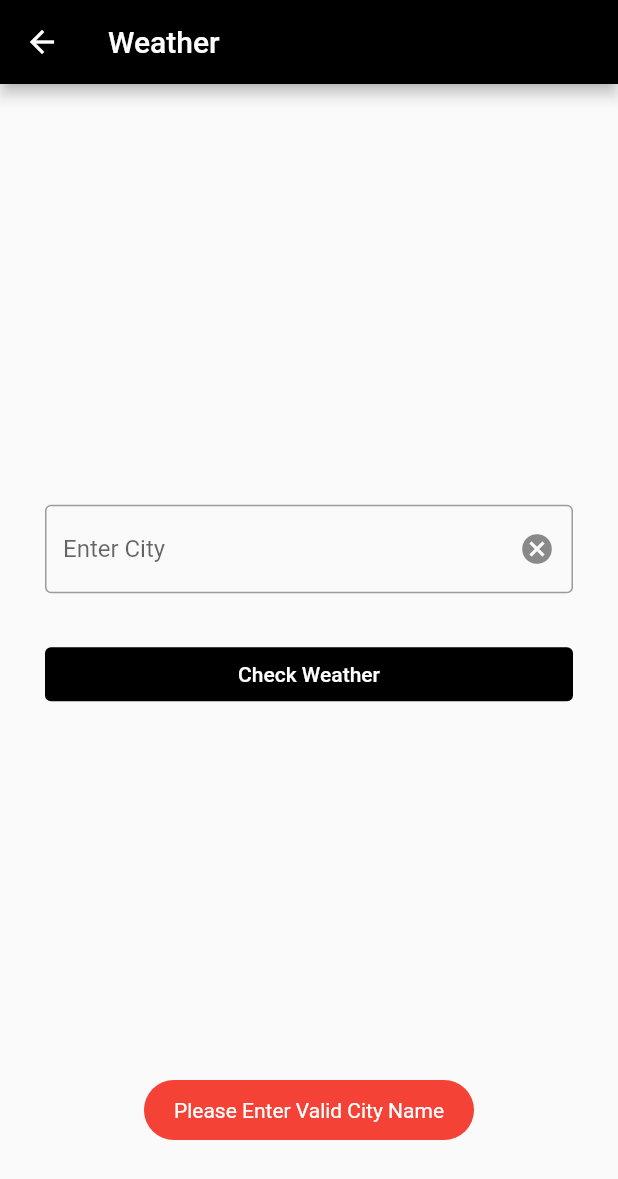
After one commit to narayanvyas/flutter_workshop, a Flutter app: the Weather screen opened directly, after a tap on "Check Weather", on a phone screen of 412 x 824 dp. The commit adds this screen. Shown: the top 1179 px of the screen. Run offline on Flutter 3.47's test engine with Material 2 defaults, Android fonts, the phone set to English and light mode, and no system bars; our stand-ins replace cloud_firestore, firebase_core, fluttertoast, get, image_picker; accounts and stored records are empty.

Commit message:
Added Weather Page

```diff
--- /dev/null
+++ b/lib/constants/api.dart
@@ -0,0 +1,3 @@
+class Api {
+  static String weatherApiKey = '030ddb066ca245fa9cd20013212808';
+}
--- /dev/null
+++ b/lib/models/weather_model.dart
@@ -0,0 +1,60 @@
+// To parse this JSON data, do
+//
+//     final weatherModel = weatherModelFromMap(jsonString);
+
+import 'dart:convert';
+
+WeatherModel weatherModelFromMap(String str) =>
+    WeatherModel.fromMap(json.decode(str));
+
+String weatherModelToMap(WeatherModel data) => json.encode(data.toMap());
+
+class WeatherModel {
+  WeatherModel({
+    this.tempC,
+    this.tempF,
+    this.condition,
+  });
+
+  double? tempC;
+  double? tempF;
+  Condition? condition;
+
+  factory WeatherModel.fromMap(Map<String, dynamic> json) => WeatherModel(
+        tempC: json["temp_c"] == null ? null : json["temp_c"].toDouble(),
+        tempF: json["temp_f"] == null ? null : json["temp_f"].toDouble(),
+        condition: json["condition"] == null
+            ? null
+            : Condition.fromMap(json["condition"]),
+      );
+
+  Map<String, dynamic> toMap() => {
+        "temp_c": tempC == null ? null : tempC,
+        "temp_f": tempF == null ? null : tempF,
+        "condition": condition == null ? null : condition!.toMap(),
+      };
+}
+
+class Condition {
+  Condition({
+    this.text,
+    this.icon,
+    this.code,
+  });
+
+  String? text;
+  String? icon;
+  int? code;
+
+  factory Condition.fromMap(Map<String, dynamic> json) => Condition(
+        text: json["text"] == null ? null : json["text"],
+        icon: json["icon"] == null ? null : json["icon"],
+        code: json["code"] == null ? null : json["code"],
+      );
+
+  Map<String, dynamic> toMap() => {
+        "text": text == null ? null : text,
+        "icon": icon == null ? null : icon,
+        "code": code == null ? null : code,
+      };
+}
--- a/lib/services/database.dart
+++ b/lib/services/database.dart
@@ -1,10 +1,30 @@
 import 'package:cloud_firestore/cloud_firestore.dart';
+import 'package:flutter_workshop/constants/api.dart';
 import 'package:flutter_workshop/global.dart';
 import 'package:flutter_workshop/models/inquiry_model.dart';
+import 'package:flutter_workshop/models/weather_model.dart';
+import 'package:get/get_connect.dart';
 
 final databaseReference = FirebaseFirestore.instance;
 
-class Database {
+class Database extends GetConnect {
+  Future<dynamic> getWeather(String cityName) async {
+    try {
+      var response = await get(
+          'https://api.weatherapi.com/v1/current.json?key=${Api.weatherApiKey}&q=$cityName&aqi=no');
+      if (response.statusCode == 200) {
+        WeatherModel weather = WeatherModel.fromMap(response.body['current']);
+        return weather;
+      } else if (response.statusCode == 400) {
+        showSnackbar('City Not Found', Status.FAILED);
+      }
+    } catch (e) {
+      print(e);
+      showSnackbar('Error Fetching Weather', Status.FAILED);
+      return false;
+    }
+  }
+
   Future<void>? createInquiry(InquiryModel contact) async {
     try {
       await databaseReference
--- /dev/null
+++ b/lib/ui/13_weather.dart
@@ -0,0 +1,99 @@
+import 'package:flutter/material.dart';
+import 'package:flutter_workshop/global.dart';
+import 'package:flutter_workshop/models/weather_model.dart';
+import 'package:flutter_workshop/services/database.dart';
+
+class Weather extends StatefulWidget {
+  const Weather({Key? key}) : super(key: key);
+
+  @override
+  _WeatherState createState() => _WeatherState();
+}
+
+class _WeatherState extends State<Weather> {
+  WeatherModel? weather;
+  final TextEditingController weatherController = TextEditingController();
+
+  bool validateInput() {
+    if (weatherController.text.length < 2) {
+      showSnackbar('Please Enter Valid City Name', Status.FAILED);
+      return false;
+    } else {
+      return true;
+    }
+  }
+
+  @override
+  Widget build(BuildContext context) {
+    return Scaffold(
+      appBar: AppBar(
+        title: Text('Weather'),
+        backgroundColor: Colors.black,
+      ),
+      body: Center(
+        child: Padding(
+          padding: const EdgeInsets.symmetric(horizontal: 30),
+          child: ListView(
+            shrinkWrap: true,
+            children: [
+              TextFormField(
+                controller: weatherController,
+                decoration: InputDecoration(
+                    hintText: 'Enter City',
+                    labelText: 'Enter City',
+                    suffixIcon: IconButton(
+                        onPressed: () {
+                          weatherController.text = '';
+                        },
+                        icon: Icon(Icons.cancel)),
+                    border: OutlineInputBorder()),
+              ),
+              SizedBox(
+                height: 30,
+              ),
+              TextButton(
+                  onPressed: () async {
+                    if (validateInput()) {
+                      var data =
+                          await Database().getWeather(weatherController.text);
+                      if (data != false) {
+                        setState(() {
+                          weather = data;
+                        });
+                      }
+                    }
+                  },
+                  style: ButtonStyle(
+                      backgroundColor: MaterialStateProperty.all(Colors.black)),
+                  child: Text(
+                    'Check Weather',
+                    style: TextStyle(color: Colors.white),
+                  )),
+              SizedBox(
+                height: 70,
+              ),
+              if (weather != null)
+                Column(
+                  children: [
+                    Text(
+                      '${weather!.tempC.toString()} C',
+                      style:
+                          TextStyle(fontSize: 30, fontWeight: FontWeight.bold),
+                    ),
+                    SizedBox(
+                      height: 30,
+                    ),
+                    Image.network('https:${weather!.condition!.icon}'),
+                    Text(
+                      weather!.condition!.text ?? '',
+                      style: TextStyle(fontSize: 20),
+                    ),
+                  ],
+                )
+            ],
+          ),
+        ),
+      ),
+    );
+  }
+}
--- a/lib/ui/9_NavigationDrawer.dart
+++ b/lib/ui/9_NavigationDrawer.dart
@@ -2,6 +2,7 @@ import 'package:flutter/material.dart';
 import 'package:flutter_workshop/ui/10_inquiry_page.dart';
 import 'package:flutter_workshop/ui/11_all_inquiries_page.dart';
 import 'package:flutter_workshop/ui/12_pick_image.dart';
+import 'package:flutter_workshop/ui/13_weather.dart';
 import 'package:flutter_workshop/ui/1_HelloWorld.dart';
 import 'package:flutter_workshop/ui/2_RowWidget.dart';
 import 'package:flutter_workshop/ui/3_ColumnWidget.dart';
@@ -105,6 +106,12 @@ class NavigationDrawer extends StatelessWidget {
               Get.to(() => PickImage());
             },
           ),
+          ListTile(
+            title: Text('Weather'),
+            onTap: () {
+              Get.to(() => Weather());
+            },
+          ),
         ],
       ),
     );
```
